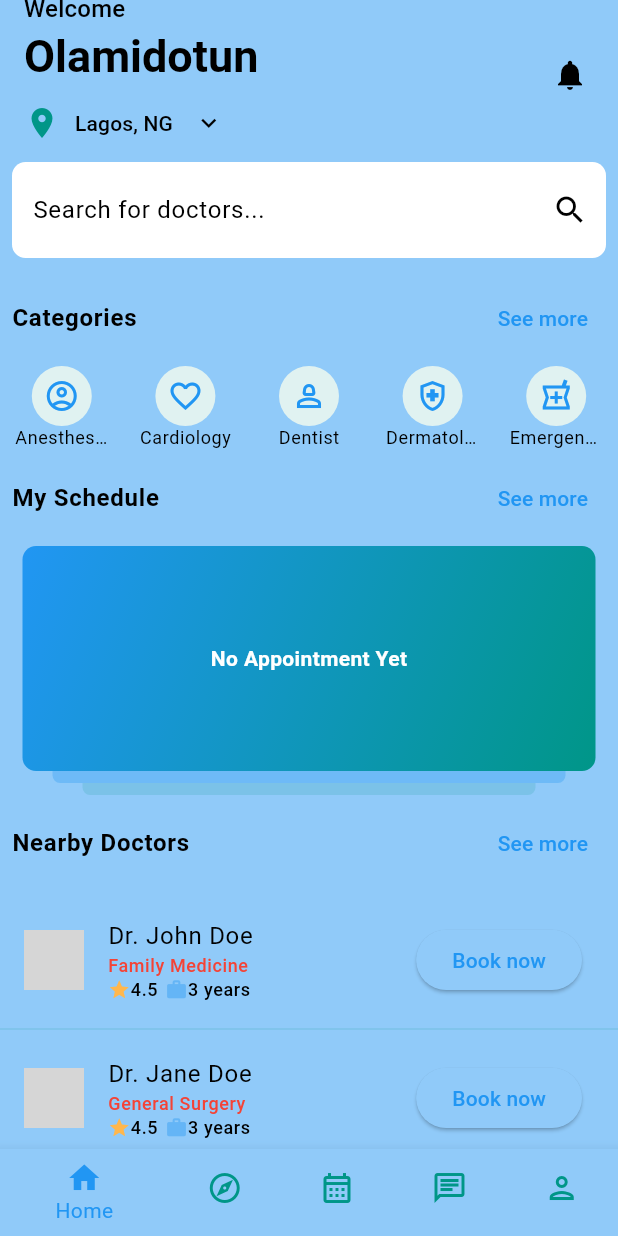
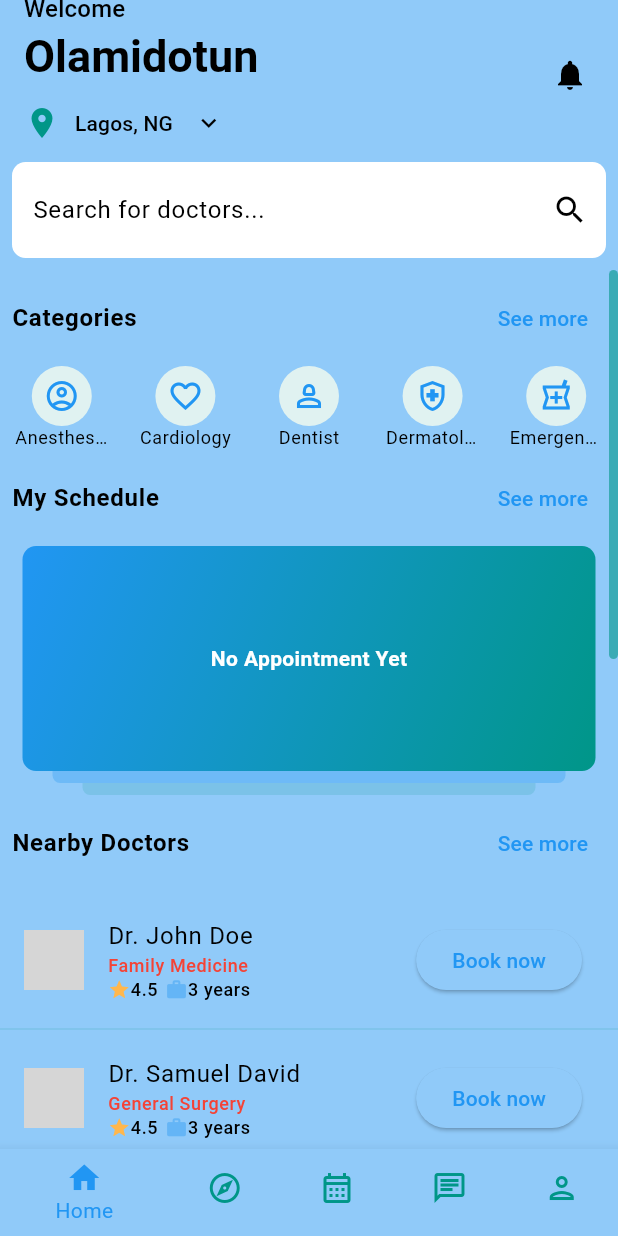
Before and after one commit to Olamidotune/Doctor_App, a Flutter app: the screen it shows after launch, after a tap on "Book now", on a phone screen of 412 x 824 dp. Run offline on Flutter 3.47's test engine with Material 3 defaults, Android fonts, the phone set to English and light mode, and no system bars; our stand-ins replace equatable, flutter_bloc, google_maps_flutter; network calls fail; grey boxes are pictures that could not be loaded.

Commit message:
added the rawScrollbar and other doctors

```diff
--- a/lib/blocs/bloc/home_bloc.dart
+++ b/lib/blocs/bloc/home_bloc.dart
@@ -1,4 +1,4 @@
-import 'package:bloc/bloc.dart';
+import 'package:flutter_bloc/flutter_bloc.dart';
 import 'package:equatable/equatable.dart';
 import 'package:models/models.dart';
 
--- a/lib/presentation/screens/home/home.dart
+++ b/lib/presentation/screens/home/home.dart
@@ -16,6 +16,9 @@ class HomeScreen extends StatelessWidget {
     return const HomeView();
   }
 }
+
+
+final ScrollController _scrollController = ScrollController();
 
 class HomeView extends StatelessWidget {
   const HomeView({super.key});
@@ -93,7 +96,13 @@ class HomeView extends StatelessWidget {
           ),
         ),
       ),
-      body: SingleChildScrollView(
+      body: RawScrollbar(
+         thumbVisibility: true,
+        controller: _scrollController,
+        radius: Radius.circular(10),
+        thumbColor: colorScheme.secondary.withOpacity(0.6),
+        child: SingleChildScrollView(
+          controller: _scrollController,
           physics: BouncingScrollPhysics(),
           child: Column(
             children: const [
@@ -101,6 +110,7 @@ class HomeView extends StatelessWidget {
               _MySchedule(),
               _NearbyDoctors(),
             ],
+          ),
         ),
       ),
       bottomNavigationBar: CustomBottomNavBar(),
--- a/lib/presentation/widgets/custom_bottom_nav_bar.dart
+++ b/lib/presentation/widgets/custom_bottom_nav_bar.dart
@@ -14,10 +14,10 @@ class CustomBottomNavBar extends StatelessWidget {
       onTap: (value) {
         switch (value){
           case 0:
-          print("$value 0");
+          debugPrint("$value 0");
           break;
           case 1:
-          print("$value 1" );
+          debugPrint("$value 1" );
           break;
         }
       },
--- a/lib/presentation/widgets/doctor_tile.dart
+++ b/lib/presentation/widgets/doctor_tile.dart
@@ -56,9 +56,12 @@ class DoctorListTile extends StatelessWidget {
           ),
         ],
       ),
-      trailing: ElevatedButton(onPressed:() {
-
-      }, child: Text("Book now")),
+      trailing: ElevatedButton(
+        onPressed: () {},
+        child: const Text(
+          "Book now",
+        ),
+      ),
     );
   }
 }
--- a/package/models/lib/src/doctor.dart
+++ b/package/models/lib/src/doctor.dart
@@ -53,8 +53,7 @@ class Doctor extends Equatable {
       name: 'Dr. John Doe',
       bio:
           'Dr. John Doe is a cardiologist in New York, New York and is affiliated with multiple hospitals in the area, including Lenox Hill Hospital and NYU Langone Hospitals. He received his medical degree from University of California San Francisco School of Medicine and has been in practice between 11-20 years. He is one of 102 doctors at Lenox Hill Hospital and one of 102 at NYU Langone Hospitals who specialize in Cardiovascular Disease.',
-      profileImageUrl:
-          'https://images.unsplash.com/photo-1557683316-973673baf926',
+      profileImageUrl: 'https://shorturl.at/fuY59',
       category: DoctorCategory.familyMedicine,
       address: DoctorAddress.sampleAddresses[0],
       packages: DoctorPackage.samplePackages,
@@ -65,10 +64,9 @@ class Doctor extends Equatable {
     ),
     Doctor(
       id: '2',
-      name: 'Dr. Jane Doe',
+      name: 'Dr. Samuel David',
       bio: 'Dentist',
-      profileImageUrl:
-          'https://images.unsplash.com/photo-1557683316-973673baf926',
+      profileImageUrl: 'https://shorturl.at/gkmCE',
       category: DoctorCategory.generalSurgery,
       address: DoctorAddress.sampleAddresses[0],
       packages: DoctorPackage.samplePackages,
@@ -77,5 +75,113 @@ class Doctor extends Equatable {
       reviewCount: 100,
       patientCount: 1000,
     ),
+    Doctor(
+      id: '3',
+      name: 'Dr. John Smith',
+      bio: 'Cardiologist',
+      profileImageUrl: 'https://shorturl.at/ikzY7',
+      category: DoctorCategory.cardiology,
+      address: DoctorAddress.sampleAddresses[0],
+      packages: DoctorPackage.samplePackages,
+      workingHours: DoctorWorkingHours.sampleDoctorWorkingHours,
+      rating: 4.8,
+      reviewCount: 120,
+      patientCount: 800,
+    ),
+    Doctor(
+      id: '4',
+      name: 'Dr. Emily Johnson',
+      bio: 'Pediatrician',
+      profileImageUrl: 'https://shorturl.at/jtAMY',
+      category: DoctorCategory.pediatrics,
+      address: DoctorAddress.sampleAddresses[0],
+      packages: DoctorPackage.samplePackages,
+      workingHours: DoctorWorkingHours.sampleDoctorWorkingHours,
+      rating: 4.9,
+      reviewCount: 150,
+      patientCount: 900,
+    ),
+    // Add more doctor data entries here...
+    Doctor(
+      id: '20',
+      name: 'Dr. Michael Williams',
+      bio: 'Orthopedic Surgeon',
+      profileImageUrl: 'https://shorturl.at/hwyFL',
+      category: DoctorCategory.neurology,
+      address: DoctorAddress.sampleAddresses[0],
+      packages: DoctorPackage.samplePackages,
+      workingHours: DoctorWorkingHours.sampleDoctorWorkingHours,
+      rating: 4.7,
+      reviewCount: 110,
+      patientCount: 850,
+    ),
+    Doctor(
+      id: '3',
+      name: 'Dr. John Smith',
+      bio: 'Cardiologist',
+      profileImageUrl: 'https://example.com/profile_images/dr_john_smith.jpg',
+      category: DoctorCategory.cardiology,
+      address: DoctorAddress.sampleAddresses[0],
+      packages: DoctorPackage.samplePackages,
+      workingHours: DoctorWorkingHours.sampleDoctorWorkingHours,
+      rating: 4.8,
+      reviewCount: 120,
+      patientCount: 1500,
+    ),
+    Doctor(
+      id: '4',
+      name: 'Dr. Emily Johnson',
+      bio: 'Pediatrician',
+      profileImageUrl:
+          'https://example.com/profile_images/dr_emily_johnson.jpg',
+      category: DoctorCategory.pediatrics,
+      address: DoctorAddress.sampleAddresses[0],
+      packages: DoctorPackage.samplePackages,
+      workingHours: DoctorWorkingHours.sampleDoctorWorkingHours,
+      rating: 4.7,
+      reviewCount: 90,
+      patientCount: 800,
+    ),
+    Doctor(
+      id: '5',
+      name: 'Dr. Michael Brown',
+      bio: 'Ophthalmologist',
+      profileImageUrl:
+          'https://example.com/profile_images/dr_michael_brown.jpg',
+      category: DoctorCategory.internalMedicine,
+      address: DoctorAddress.sampleAddresses[0],
+      packages: DoctorPackage.samplePackages,
+      workingHours: DoctorWorkingHours.sampleDoctorWorkingHours,
+      rating: 4.9,
+      reviewCount: 150,
+      patientCount: 2000,
+    ),
+    Doctor(
+      id: '6',
+      name: 'Dr. Sarah Lee',
+      bio: 'Neurologist',
+      profileImageUrl: 'https://example.com/profile_images/dr_sarah_lee.jpg',
+      category: DoctorCategory.neurology,
+      address: DoctorAddress.sampleAddresses[0],
+      packages: DoctorPackage.samplePackages,
+      workingHours: DoctorWorkingHours.sampleDoctorWorkingHours,
+      rating: 4.6,
+      reviewCount: 110,
+      patientCount: 1200,
+    ),
+    Doctor(
+      id: '7',
+      name: 'Dr. David Martinez',
+      bio: 'Orthopedic Surgeon',
+      profileImageUrl:
+          'https://example.com/profile_images/dr_david_martinez.jpg',
+      category: DoctorCategory.pulmonology,
+      address: DoctorAddress.sampleAddresses[0],
+      packages: DoctorPackage.samplePackages,
+      workingHours: DoctorWorkingHours.sampleDoctorWorkingHours,
+      rating: 4.7,
+      reviewCount: 95,
+      patientCount: 850,
+    ),
   ];
 }
```
Lines whose indentation alone changed are shown as unchanged.
